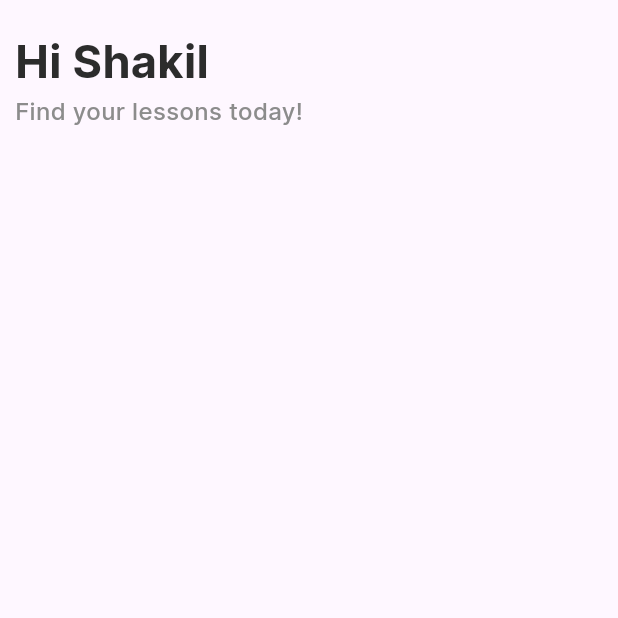
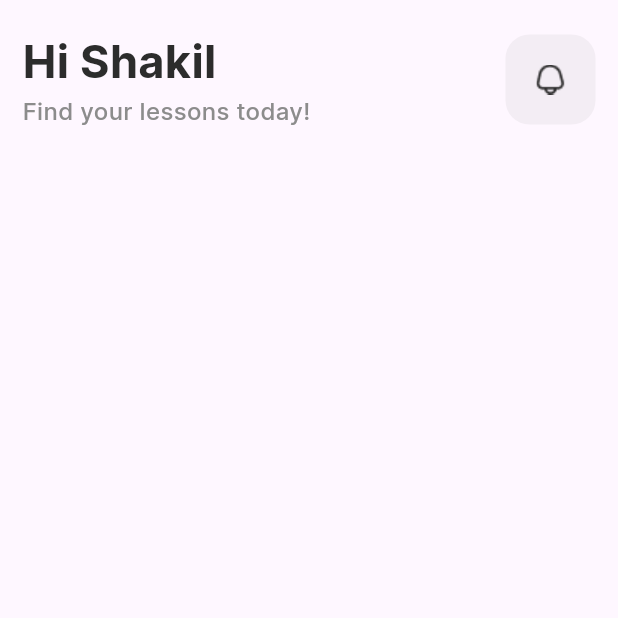
Before and after one commit to shakilahmed0369/e_learing_app_flutter, a Flutter app: the screen it shows after launch, on a phone screen of 412 x 824 dp, the top half of it. Run offline on Flutter 3.47's test engine with Material 3 defaults, Android fonts, the phone set to English and light mode, and no system bars.

Commit message:
add: heading section completed

```diff
--- a/lib/screens/HomeScreen.dart
+++ b/lib/screens/HomeScreen.dart
@@ -16,10 +16,11 @@ class _HomeScreenState extends State<HomeScreen> {
         body: SafeArea(
       child: Column(children: [
         Container(
-          padding: EdgeInsets.only(top: 20, left: 10, right: 10),
-          child: const Row(
+          padding: EdgeInsets.only(top: 20, left: 15, right: 15),
+          child: Row(
+          mainAxisAlignment: MainAxisAlignment.spaceBetween,
             children: [
-              Column(
+              const Column(
               crossAxisAlignment: CrossAxisAlignment.start,
                 children: [
                   Text(
@@ -39,6 +40,18 @@ class _HomeScreenState extends State<HomeScreen> {
                         fontWeight: FontWeight.w500),
                   ),
                 ],
+              ),
+              Container(
+                height: 60,
+                width: 60,
+                decoration: BoxDecoration(
+                  color: Color.fromARGB(26, 146, 146, 146),
+                  borderRadius: BorderRadius.circular(16)
+                ),
+                child: const Image(image: AssetImage('assets/images/bell.png'),
+                height: 30,
+                width: 30,
+                ),
               )
             ],
           ),
--- a/pubspec.yaml
+++ b/pubspec.yaml
@@ -59,9 +59,8 @@ flutter:
   uses-material-design: true
 
   # To add assets to your application, add an assets section, like this:
-  # assets:
-  #   - images/a_dot_burr.jpeg
-  #   - images/a_dot_ham.jpeg
+  assets:
+    - assets/images/
 
   # An image asset can refer to one or more resolution-specific "variants", see
   # https://flutter.dev/assets-and-images/#resolution-aware
```
Also changed, not shown: assets/images/bell.png (added).
